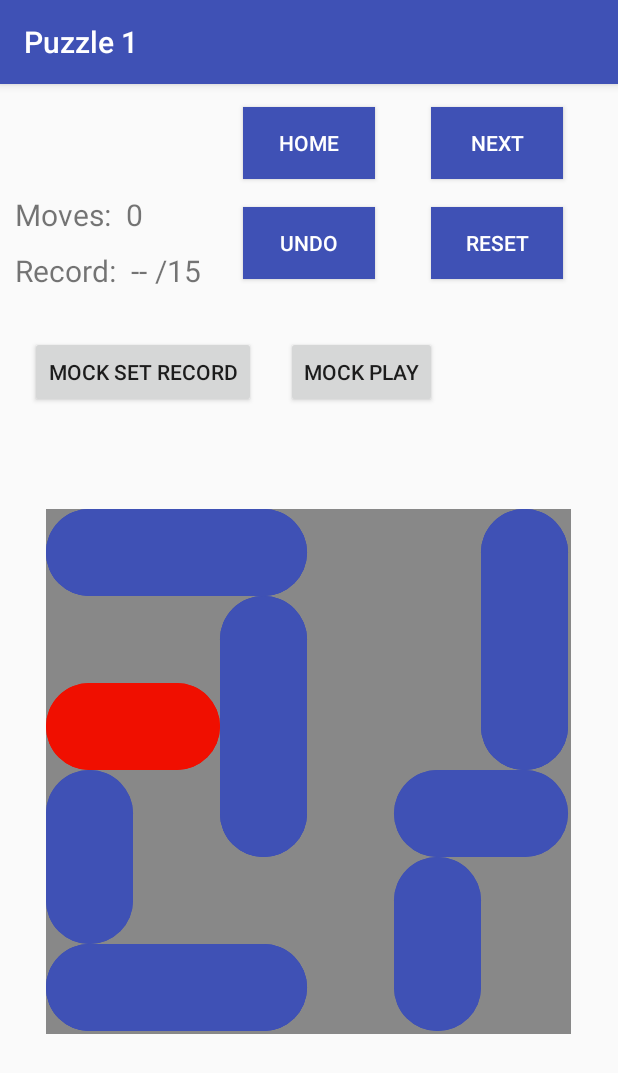
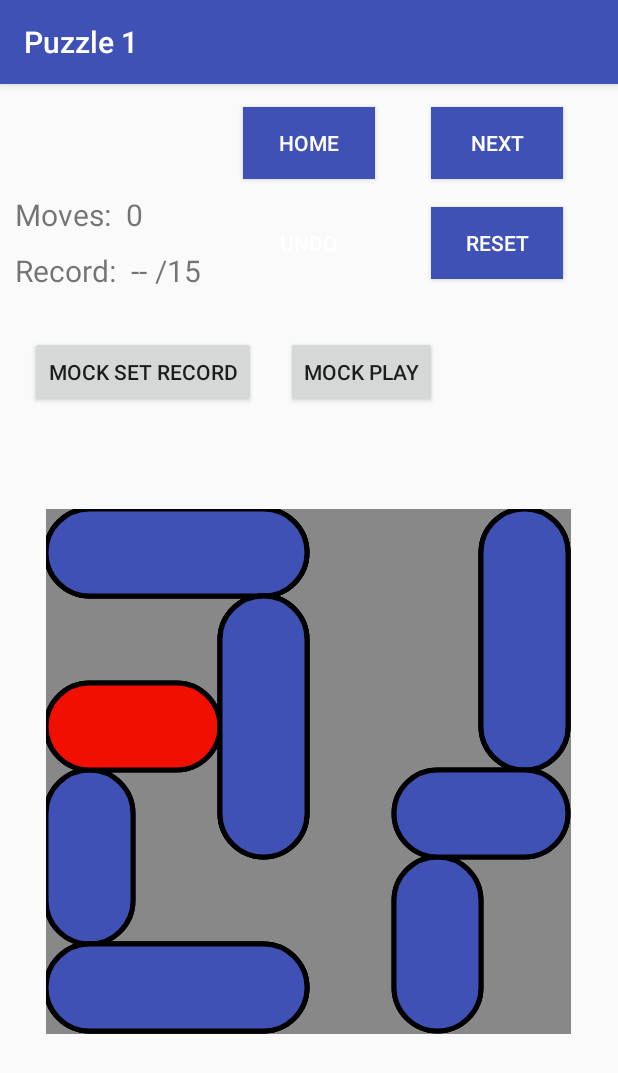
Before and after one commit to xam100/log8405, an Android app: the Play1Fragment screen opened through its navigation route, on a phone screen of 412 x 824 dp. Shown: the top 1073 px of the screen. Run offline under Robolectric (Android 15) with nearby library versions, the light colour scheme and no system bars; our stand-ins replace navigation-ui; 1 statement that could not run was skipped.

Commit message:
color black border

```diff
--- a/app/src/main/java/com/example/unlock/GridManager.kt
+++ b/app/src/main/java/com/example/unlock/GridManager.kt
@@ -251,10 +251,22 @@ class GridManager(var blockSize: PointF) {
         private val blockSize: PointF = PointF(bSize.x, bSize.y)
 
         private val paint:Paint = Paint()
+        private val strokePaint:Paint = Paint()
 
         init {
             paint.isFilterBitmap = true
             paint.isAntiAlias = true
+            paint.color = Color.parseColor("#FF3F51B5")
+            strokePaint.isFilterBitmap = true
+            strokePaint.isAntiAlias = true
+            strokePaint.style = Paint.Style.STROKE
+            strokePaint.strokeWidth = 5f
+            strokePaint.color = Color.parseColor("#ff000000")
+        }
+        init {
+            paint.isFilterBitmap = true
+            paint.isAntiAlias = true
+
             if(stuck)
                 paint.color = Color.parseColor("#FFF00F00")
             else {
@@ -278,12 +290,17 @@ class GridManager(var blockSize: PointF) {
             canvas?.drawRoundRect(canvasPosition.x, canvasPosition.y,
                 canvasPosition.x + canvasDimensions.x,
                 canvasPosition.y + canvasDimensions.y,50.0F, 50.0F, this.paint)
+            canvas?.drawRoundRect(canvasPosition.x, canvasPosition.y,
+                canvasPosition.x + canvasDimensions.x,
+                canvasPosition.y + canvasDimensions.y,50.0F, 50.0F, this.strokePaint)
         }
 
         fun draw(canvas: Canvas?) {
             //canvas?.drawRect(canvasPosition.x, canvasPosition.y, right, bottom, paint)
             canvas?.drawRoundRect(canvasPosition.x, canvasPosition.y, right, bottom,
                 50.0F, 50.0F, this.paint)
+            canvas?.drawRoundRect(canvasPosition.x, canvasPosition.y, right, bottom,
+                50.0F, 50.0F, this.strokePaint)
         }
     }
 }
--- a/app/src/main/res/layout/fragment_play1.xml
+++ b/app/src/main/res/layout/fragment_play1.xml
@@ -126,7 +126,7 @@
             android:id="@+id/button_undo1"
             android:layout_width="wrap_content"
             android:layout_height="wrap_content"
-            android:background="@color/blue"
+            android:background="#003F51B5"
             android:text="@string/undo"
             android:textColor="@color/white"
             app:layout_constraintBottom_toBottomOf="parent"
```
